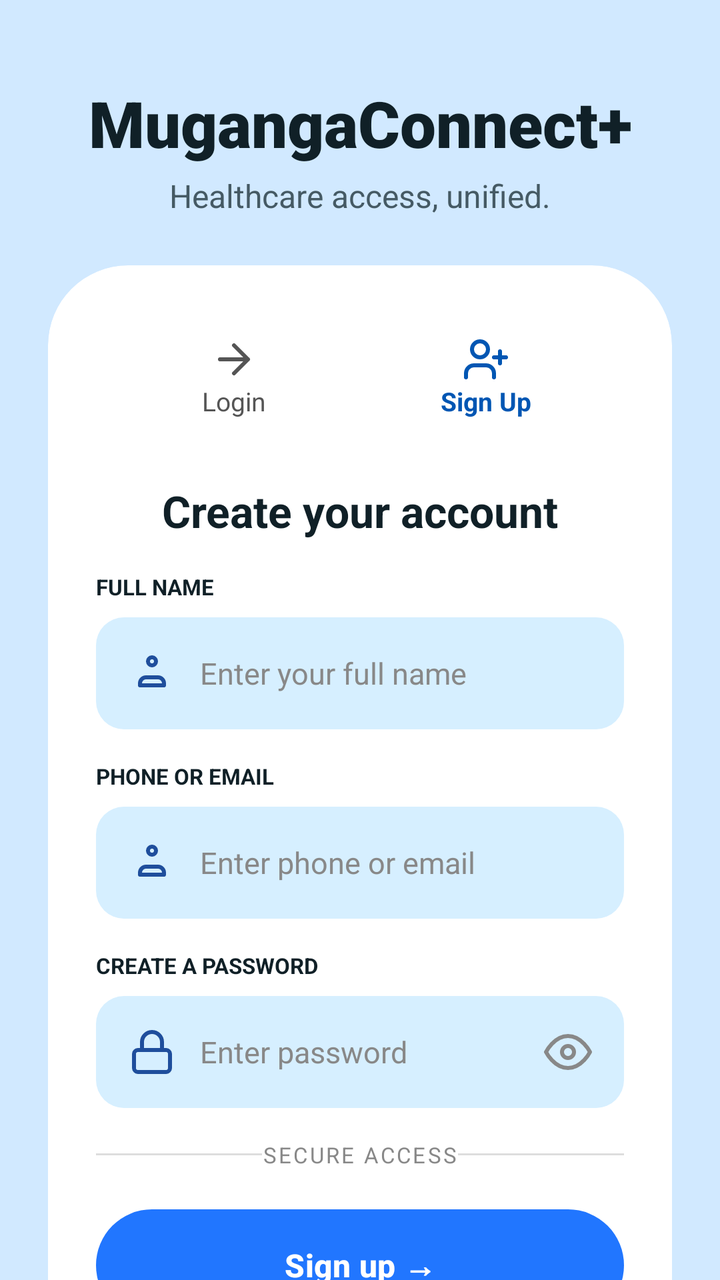
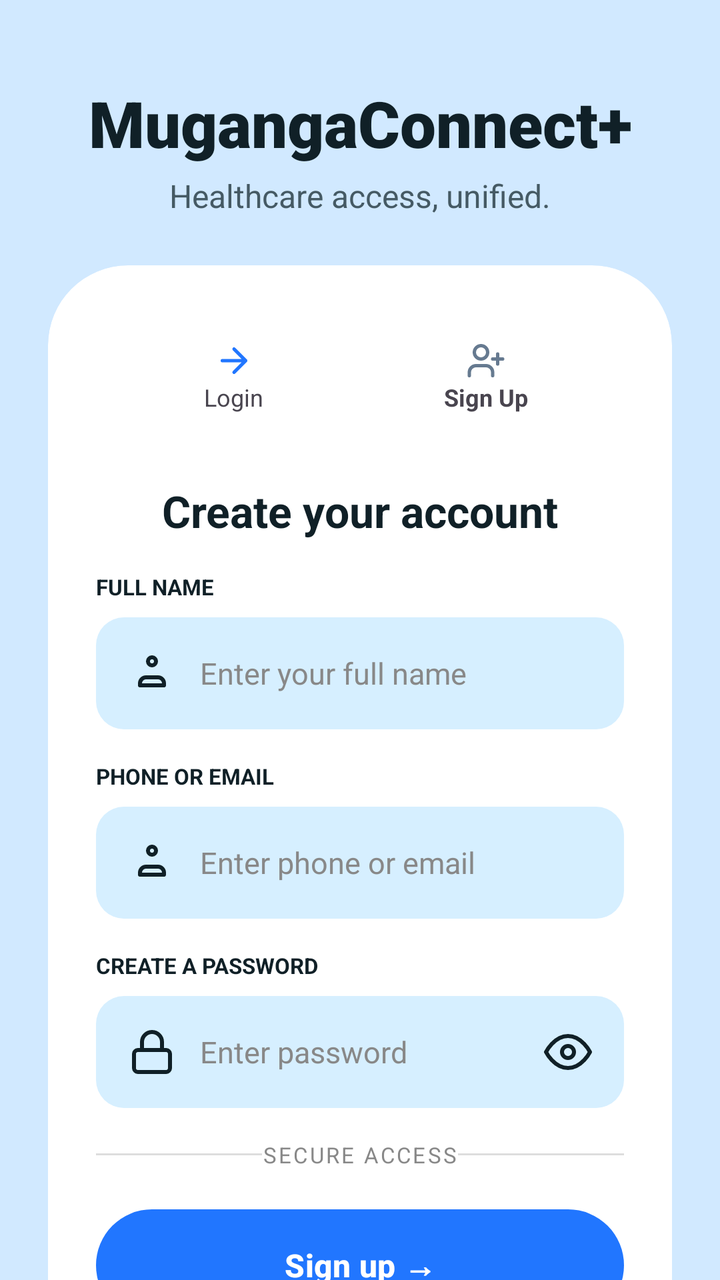

Two renders of the same Android screen: before a commit and after it. Below are the layout's source before the change and the commit's diff.
<!-- AndroidManifest.xml: application theme Theme.Appointment_Schedule -->
<!-- res/layout/signup.xml -->
<?xml version="1.0" encoding="utf-8"?>
<androidx.constraintlayout.widget.ConstraintLayout
    xmlns:android="http://schemas.android.com/apk/res/android"
    xmlns:app="http://schemas.android.com/apk/res-auto"
    android:id="@+id/signupRoot"
    android:layout_width="match_parent"
    android:layout_height="match_parent"
    android:background="@color/auth_background">

    <ScrollView
        android:layout_width="0dp"
        android:layout_height="0dp"
        android:fillViewport="true"
        android:scrollbars="none"
        app:layout_constraintTop_toTopOf="parent"
        app:layout_constraintBottom_toBottomOf="parent"
        app:layout_constraintStart_toStartOf="parent"
        app:layout_constraintEnd_toEndOf="parent">

        <androidx.constraintlayout.widget.ConstraintLayout
            android:layout_width="match_parent"
            android:layout_height="wrap_content"
            android:paddingBottom="40dp">

            
            <TextView
                android:id="@+id/tvAppTitle"
                android:layout_width="wrap_content"
                android:layout_height="wrap_content"
                android:text="@string/app_name"
                android:textSize="32sp"
                android:textStyle="bold"
                android:textColor="@color/text_primary"
                android:fontFamily="sans-serif-black"
                android:layout_marginTop="40dp"
                app:layout_constraintTop_toTopOf="parent"
                app:layout_constraintStart_toStartOf="parent"
                app:layout_constraintEnd_toEndOf="parent"/>

            <TextView
                android:id="@+id/tvTagline"
                android:layout_width="wrap_content"
                android:layout_height="wrap_content"
                android:text="@string/tagline"
                android:textSize="16sp"
                android:textColor="@color/text_secondary"
                android:layout_marginTop="4dp"
                app:layout_constraintTop_toBottomOf="@id/tvAppTitle"
                app:layout_constraintStart_toStartOf="parent"
                app:layout_constraintEnd_toEndOf="parent"/>

            
            <androidx.cardview.widget.CardView
                android:id="@+id/cardContainer"
                android:layout_width="0dp"
                android:layout_height="wrap_content"
                android:layout_marginTop="24dp"
                android:layout_marginStart="24dp"
                android:layout_marginEnd="24dp"
                app:cardCornerRadius="40dp"
                app:cardElevation="0dp"
                app:cardBackgroundColor="@color/card_background"
                app:layout_constraintTop_toBottomOf="@id/tvTagline"
                app:layout_constraintStart_toStartOf="parent"
                app:layout_constraintEnd_toEndOf="parent">

                <LinearLayout
                    android:layout_width="match_parent"
                    android:layout_height="wrap_content"
                    android:orientation="vertical"
                    android:padding="24dp">

                    
                    <LinearLayout
                        android:id="@+id/tabContainer"
                        android:layout_width="match_parent"
                        android:layout_height="64dp"
                        android:orientation="horizontal"
                        android:background="@drawable/bg_tab_unselected"
                        android:padding="6dp">

                        <LinearLayout
                            android:id="@+id/tabLogin"
                            android:layout_width="0dp"
                            android:layout_height="match_parent"
                            android:layout_weight="1"
                            android:orientation="vertical"
                            android:gravity="center"
                            android:background="@drawable/bg_tab_unselected"
                            android:clickable="true"
                            android:focusable="true">
                            <ImageView
                                android:layout_width="24dp"
                                android:layout_height="24dp"
                                android:src="@drawable/ic_login_arrow"
                                app:tint="@color/tab_unselected"/>
                            <TextView
                                android:layout_width="wrap_content"
                                android:layout_height="wrap_content"
                                android:text="@string/login"
                                android:textSize="13sp"
                                android:textColor="@color/tab_unselected"/>
                        </LinearLayout>

                        <LinearLayout
                            android:id="@+id/tabSignUp"
                            android:layout_width="0dp"
                            android:layout_height="match_parent"
                            android:layout_weight="1"
                            android:orientation="vertical"
                            android:gravity="center"
                            android:background="@drawable/bg_tab_selected">
                            <ImageView
                                android:layout_width="24dp"
                                android:layout_height="24dp"
                                android:src="@drawable/ic_person_add"
                                app:tint="@color/tab_selected"/>
                            <TextView
                                android:layout_width="wrap_content"
                                android:layout_height="wrap_content"
                                android:text="@string/sign_up"
                                android:textSize="13sp"
                                android:textColor="@color/tab_selected"
                                android:textStyle="bold"/>
                        </LinearLayout>
                    </LinearLayout>

                    
                    <TextView
                        android:layout_width="wrap_content"
                        android:layout_height="wrap_content"
                        android:text="@string/create_account"
                        android:textSize="22sp"
                        android:textStyle="bold"
                        android:textColor="@color/text_primary"
                        android:layout_gravity="center_horizontal"
                        android:layout_marginTop="20dp"
                        android:layout_marginBottom="16dp"/>

                    
                    <TextView
                        android:layout_width="wrap_content"
                        android:layout_height="wrap_content"
                        android:text="@string/full_name_label"
                        android:textSize="11sp"
                        android:textStyle="bold"
                        android:textColor="@color/text_primary"
                        android:layout_marginBottom="8dp"/>

                    <LinearLayout
                        android:layout_width="match_parent"
                        android:layout_height="56dp"
                        android:background="@drawable/bg_edittext"
                        android:backgroundTint="@color/field_background"
                        android:orientation="horizontal"
                        android:gravity="center_vertical"
                        android:paddingStart="16dp"
                        android:paddingEnd="16dp"
                        android:layout_marginBottom="16dp">
                        <ImageView
                            android:layout_width="24dp"
                            android:layout_height="24dp"
                            android:src="@drawable/ic_person"
                            app:tint="@color/text_blue"
                            android:layout_marginEnd="12dp"/>
                        <EditText
                            android:id="@+id/etFullName"
                            android:layout_width="0dp"
                            android:layout_height="match_parent"
                            android:layout_weight="1"
                            android:background="@null"
                            android:hint="@string/enter_full_name"
                            android:textColorHint="@color/text_hint"
                            android:textColor="@color/text_primary"
                            android:textSize="15sp"
                            android:inputType="textPersonName"
                            android:singleLine="true"/>
                    </LinearLayout>

                    
                    <TextView
                        android:layout_width="wrap_content"
                        android:layout_height="wrap_content"
                        android:text="@string/phone_or_email_label"
                        android:textSize="11sp"
                        android:textStyle="bold"
                        android:textColor="@color/text_primary"
                        android:layout_marginBottom="8dp"/>

                    <LinearLayout
                        android:layout_width="match_parent"
                        android:layout_height="56dp"
                        android:background="@drawable/bg_edittext"
                        android:backgroundTint="@color/field_background"
                        android:orientation="horizontal"
                        android:gravity="center_vertical"
                        android:paddingStart="16dp"
                        android:paddingEnd="16dp"
                        android:layout_marginBottom="16dp">
                        <ImageView
                            android:layout_width="24dp"
                            android:layout_height="24dp"
                            android:src="@drawable/ic_person"
                            app:tint="@color/text_blue"
                            android:layout_marginEnd="12dp"/>
                        <EditText
                            android:id="@+id/etSignUpEmail"
                            android:layout_width="0dp"
                            android:layout_height="match_parent"
                            android:layout_weight="1"
                            android:background="@null"
                            android:hint="@string/enter_phone_or_email"
                            android:textColorHint="@color/text_hint"
                            android:textColor="@color/text_primary"
                            android:textSize="15sp"
                            android:inputType="textEmailAddress"
                            android:singleLine="true"/>
                    </LinearLayout>

                    
                    <TextView
                        android:layout_width="wrap_content"
                        android:layout_height="wrap_content"
                        android:text="@string/create_password_label"
                        android:textSize="11sp"
                        android:textStyle="bold"
                        android:textColor="@color/text_primary"
                        android:layout_marginBottom="8dp"/>

                    <LinearLayout
                        android:layout_width="match_parent"
                        android:layout_height="56dp"
                        android:background="@drawable/bg_edittext"
                        android:backgroundTint="@color/field_background"
                        android:orientation="horizontal"
                        android:gravity="center_vertical"
                        android:paddingStart="16dp"
                        android:paddingEnd="16dp"
                        android:layout_marginBottom="8dp">
                        <ImageView
                            android:layout_width="24dp"
                            android:layout_height="24dp"
                            android:src="@drawable/ic_lock"
                            app:tint="@color/text_blue"
                            android:layout_marginEnd="12dp"/>
                        <EditText
                            android:id="@+id/etSignUpPassword"
                            android:layout_width="0dp"
                            android:layout_height="match_parent"
                            android:layout_weight="1"
                            android:background="@null"
                            android:hint="@string/enter_password"
                            android:textColorHint="@color/text_hint"
                            android:textColor="@color/text_primary"
                            android:textSize="15sp"
                            android:inputType="textPassword"
                            android:singleLine="true"/>
                        <ImageView
                            android:id="@+id/ivPasswordToggle"
                            android:layout_width="24dp"
                            android:layout_height="24dp"
                            android:src="@drawable/ic_eye"
                            app:tint="@color/text_hint"
                            android:clickable="true"
                            android:focusable="true"/>
                    </LinearLayout>

                    
                    <LinearLayout
                        android:id="@+id/layoutPasswordStrength"
                        android:layout_width="match_parent"
                        android:layout_height="wrap_content"
                        android:orientation="vertical"
                        android:visibility="gone"
                        android:layout_marginBottom="16dp">
                        <LinearLayout
                            android:layout_width="match_parent"
                            android:layout_height="wrap_content"
                            android:orientation="horizontal">
                            <TextView
                                android:layout_width="0dp"
                                android:layout_height="wrap_content"
                                android:layout_weight="1"
                                android:text="@string/password_strength_label"
                                android:textSize="10sp"
                                android:textColor="@color/text_secondary"/>
                            <TextView
                                android:id="@+id/tvStrengthLabel"
                                android:layout_width="wrap_content"
                                android:layout_height="wrap_content"
                                android:text="MEDIUM"
                                android:textSize="10sp"
                                android:textColor="@color/text_secondary"/>
                        </LinearLayout>
                        <ProgressBar
                            android:id="@+id/pbStrength"
                            style="?android:attr/progressBarStyleHorizontal"
                            android:layout_width="match_parent"
                            android:layout_height="4dp"
                            android:layout_marginTop="4dp"
                            android:progress="60"
                            android:progressTint="@color/warning_color"/>
                    </LinearLayout>

                    
                    <LinearLayout
                        android:layout_width="match_parent"
                        android:layout_height="wrap_content"
                        android:orientation="horizontal"
                        android:gravity="center_vertical"
                        android:layout_marginTop="8dp"
                        android:layout_marginBottom="20dp">
                        <View
                            android:layout_width="0dp"
                            android:layout_height="1dp"
                            android:layout_weight="1"
                            android:background="@color/divider_color"/>
                        <TextView
                            android:layout_width="wrap_content"
                            android:layout_height="wrap_content"
                            android:text="@string/secure_access"
                            android:textSize="11sp"
                            android:textColor="@color/text_hint"
                            android:letterSpacing="0.1"/>
                        <View
                            android:layout_width="0dp"
                            android:layout_height="1dp"
                            android:layout_weight="1"
                            android:background="@color/divider_color"/>
                    </LinearLayout>

                    
                    <Button
                        android:id="@+id/btnSignUp"
                        android:layout_width="match_parent"
                        android:layout_height="56dp"
                        android:text="@string/sign_up_arrow"
                        android:textColor="@color/text_on_primary"
                        android:textSize="16sp"
                        android:textStyle="bold"
                        android:background="@drawable/bg_button_blue"
                        android:stateListAnimator="@null"
                        android:textAllCaps="false"
                        android:layout_marginBottom="16dp"/>

                    
                    <LinearLayout
                        android:id="@+id/btnBiometric"
                        android:layout_width="match_parent"
                        android:layout_height="48dp"
                        android:orientation="horizontal"
                        android:gravity="center"
                        android:background="@drawable/bg_biometric_btn"
                        android:clickable="true"
                        android:focusable="true"
                        android:layout_marginBottom="20dp">
                        <ImageView
                            android:layout_width="20dp"
                            android:layout_height="20dp"
                            android:src="@drawable/fingerprint"
                            android:layout_marginEnd="10dp"
                            app:tint="@color/text_primary"/>
                        <TextView
                            android:layout_width="wrap_content"
                            android:layout_height="wrap_content"
                            android:text="@string/use_biometrics"
                            android:textColor="@color/text_primary"
                            android:textStyle="bold"
                            android:textSize="14sp"/>
                    </LinearLayout>

                    
                    <LinearLayout
                        android:layout_width="match_parent"
                        android:layout_height="wrap_content"
                        android:orientation="horizontal"
                        android:gravity="center">
                        <TextView
                            android:layout_width="wrap_content"
                            android:layout_height="wrap_content"
                            android:text="@string/already_have_account"
                            android:textSize="13sp"
                            android:textColor="@color/text_secondary"/>
                        <TextView
                            android:id="@+id/tvLoginLink"
                            android:layout_width="wrap_content"
                            android:layout_height="wrap_content"
                            android:text="@string/sign_in_link"
                            android:textSize="13sp"
                            android:textColor="@color/text_blue"
                            android:textStyle="bold"
                            android:clickable="true"
                            android:focusable="true"/>
                    </LinearLayout>

                </LinearLayout>
            </androidx.cardview.widget.CardView>
        </androidx.constraintlayout.widget.ConstraintLayout>
    </ScrollView>
</androidx.constraintlayout.widget.ConstraintLayout>
<!-- resources referenced by this layout -->
<resources>
  <color name="auth_background">#D1E9FF</color>
  <color name="card_background">#FFFFFF</color>
  <color name="divider_color">#DDDDDD</color>
  <color name="field_background">#D6EFFF</color>
  <color name="tab_selected">#0056b3</color>
  <color name="tab_unselected">#555555</color>
  <color name="text_blue">#1F4E9C</color>
  <color name="text_hint">#888888</color>
  <color name="text_on_primary">#FFFFFF</color>
  <color name="text_primary">#102027</color>
  <color name="text_secondary">#455A64</color>
  <color name="warning_color">#BF360C</color>
  <!-- drawable bg_biometric_btn (drawable) -->
  <?xml version="1.0" encoding="utf-8"?>
  
  <shape xmlns:android="http://schemas.android.com/apk/res/android"
      android:shape="rectangle">
      <solid android:color="@color/card_background"/>
      <stroke
          android:width="1.5dp"
          android:color="@color/divider_color"/>
      <corners android:radius="20dp"/>
  </shape>
  <!-- drawable bg_button_blue (drawable) -->
  <?xml version="1.0" encoding="utf-8"?>
  
  <shape xmlns:android="http://schemas.android.com/apk/res/android"
      android:shape="rectangle">
      <gradient
          android:startColor="@color/blue_primary"
          android:endColor="@color/blue_dark"
          android:angle="135" />
      <corners android:radius="30dp" />
  </shape>
  <!-- drawable bg_edittext (drawable) -->
  <?xml version="1.0" encoding="utf-8"?>
  
  <shape xmlns:android="http://schemas.android.com/apk/res/android"
      android:shape="rectangle">
      <solid android:color="@color/field_background" />
      <corners android:radius="14dp" />
  </shape>
  <!-- drawable bg_tab_selected (drawable) -->
  <shape xmlns:android="http://schemas.android.com/apk/res/android"
      android:shape="rectangle">
      <solid android:color="@color/tab_active_bg" />
      <corners android:radius="32dp" />
  </shape>
  <!-- drawable bg_tab_unselected (drawable) -->
  <shape xmlns:android="http://schemas.android.com/apk/res/android"
      android:shape="rectangle">
      <solid android:color="@color/tab_inactive_bg" />
      <corners android:radius="32dp" />
  </shape>
  <!-- drawable ic_login_arrow (drawable) -->
  <?xml version="1.0" encoding="utf-8"?>
  
  <vector xmlns:android="http://schemas.android.com/apk/res/android"
      android:width="24dp"
      android:height="24dp"
      android:viewportWidth="24"
      android:viewportHeight="24">
      <path
          android:strokeColor="@color/primary_blue"
          android:strokeWidth="2"
          android:strokeLineCap="round"
          android:strokeLineJoin="round"
          android:pathData="M5,12h14M12,5l7,7l-7,7"/>
  </vector>
  <string name="already_have_account">Already have an account?</string>
  <string name="app_name">MugangaConnect+</string>
  <string name="create_account">Create your account</string>
  <string name="create_password_label">CREATE A PASSWORD</string>
  <string name="enter_full_name">Enter your full name</string>
  <string name="enter_password">Enter password</string>
  <string name="enter_phone_or_email">Enter phone or email</string>
  <string name="full_name_label">FULL NAME</string>
  <string name="login">Login</string>
  <string name="password_strength_label">PASSWORD STRENGTH</string>
  <string name="phone_or_email_label">PHONE OR EMAIL</string>
  <string name="secure_access">SECURE ACCESS</string>
  <string name="sign_in_link"> Sign In</string>
  <string name="sign_up">Sign Up</string>
  <string name="sign_up_arrow">Sign up →</string>
  <string name="tagline">Healthcare access, unified.</string>
  <string name="use_biometrics">Use Biometrics</string>
  <style name="Theme.Appointment_Schedule" parent="Base.Theme.Appointment_Schedule" />
  <color name="blue_primary">#1A5DC8</color>
  <color name="blue_dark">#0D3F99</color>
  <color name="primary_blue">#2176FF</color>
  <color name="icon_tint">#667A90</color>
  <color name="background_main">#F0F7FF</color>
  <!-- unchanged entries left out for length: 6 -->
</resources>

<!-- the commit's change to res/layout/signup.xml (unified diff, before → after) -->
@@ -86,20 +86,20 @@
                             android:layout_weight="1"
                             android:orientation="vertical"
                             android:gravity="center"
-                            android:background="@drawable/bg_tab_unselected"
+                            android:background="@android:color/transparent"
                             android:clickable="true"
                             android:focusable="true">
                             <ImageView
-                                android:layout_width="24dp"
-                                android:layout_height="24dp"
+                                android:layout_width="20dp"
+                                android:layout_height="20dp"
                                 android:src="@drawable/ic_login_arrow"
-                                app:tint="@color/tab_unselected"/>
+                                app:tint="@color/tab_inactive_content"/>
                             <TextView
                                 android:layout_width="wrap_content"
                                 android:layout_height="wrap_content"
                                 android:text="@string/login"
-                                android:textSize="13sp"
-                                android:textColor="@color/tab_unselected"/>
+                                android:textSize="12sp"
+                                android:textColor="@color/tab_inactive_content"/>
                         </LinearLayout>
 
                         <LinearLayout
@@ -111,16 +111,16 @@
                             android:gravity="center"
                             android:background="@drawable/bg_tab_selected">
                             <ImageView
-                                android:layout_width="24dp"
-                                android:layout_height="24dp"
+                                android:layout_width="20dp"
+                                android:layout_height="20dp"
                                 android:src="@drawable/ic_person_add"
-                                app:tint="@color/tab_selected"/>
+                                app:tint="@color/tab_active_content"/>
                             <TextView
                                 android:layout_width="wrap_content"
                                 android:layout_height="wrap_content"
                                 android:text="@string/sign_up"
-                                android:textSize="13sp"
-                                android:textColor="@color/tab_selected"
+                                android:textSize="12sp"
+                                android:textColor="@color/tab_active_content"
                                 android:textStyle="bold"/>
                         </LinearLayout>
                     </LinearLayout>
@@ -161,7 +161,7 @@
                             android:layout_width="24dp"
                             android:layout_height="24dp"
                             android:src="@drawable/ic_person"
-                            app:tint="@color/text_blue"
+                            app:tint="@color/icon_primary"
                             android:layout_marginEnd="12dp"/>
                         <EditText
                             android:id="@+id/etFullName"
@@ -201,7 +201,7 @@
                             android:layout_width="24dp"
                             android:layout_height="24dp"
                             android:src="@drawable/ic_person"
-                            app:tint="@color/text_blue"
+                            app:tint="@color/icon_primary"
                             android:layout_marginEnd="12dp"/>
                         <EditText
                             android:id="@+id/etSignUpEmail"
@@ -241,7 +241,7 @@
                             android:layout_width="24dp"
                             android:layout_height="24dp"
                             android:src="@drawable/ic_lock"
-                            app:tint="@color/text_blue"
+                            app:tint="@color/icon_primary"
                             android:layout_marginEnd="12dp"/>
                         <EditText
                             android:id="@+id/etSignUpPassword"
@@ -260,7 +260,7 @@
                             android:layout_width="24dp"
                             android:layout_height="24dp"
                             android:src="@drawable/ic_eye"
-                            app:tint="@color/text_hint"
+                            app:tint="@color/icon_secondary"
                             android:clickable="true"
                             android:focusable="true"/>
                     </LinearLayout>
@@ -359,7 +359,7 @@
                             android:layout_height="20dp"
                             android:src="@drawable/fingerprint"
                             android:layout_marginEnd="10dp"
-                            app:tint="@color/text_primary"/>
+                            app:tint="@color/icon_on_background"/>
                         <TextView
                             android:layout_width="wrap_content"
                             android:layout_height="wrap_content"
<!-- resource entries referenced after the edit -->
@@ -4,8 +4,6 @@
   <color name="card_background">#FFFFFF</color>
   <color name="divider_color">#DDDDDD</color>
   <color name="field_background">#D6EFFF</color>
-  <color name="tab_selected">#0056b3</color>
-  <color name="tab_unselected">#555555</color>
   <color name="text_blue">#1F4E9C</color>
   <color name="text_hint">#888888</color>
   <color name="text_on_primary">#FFFFFF</color>
